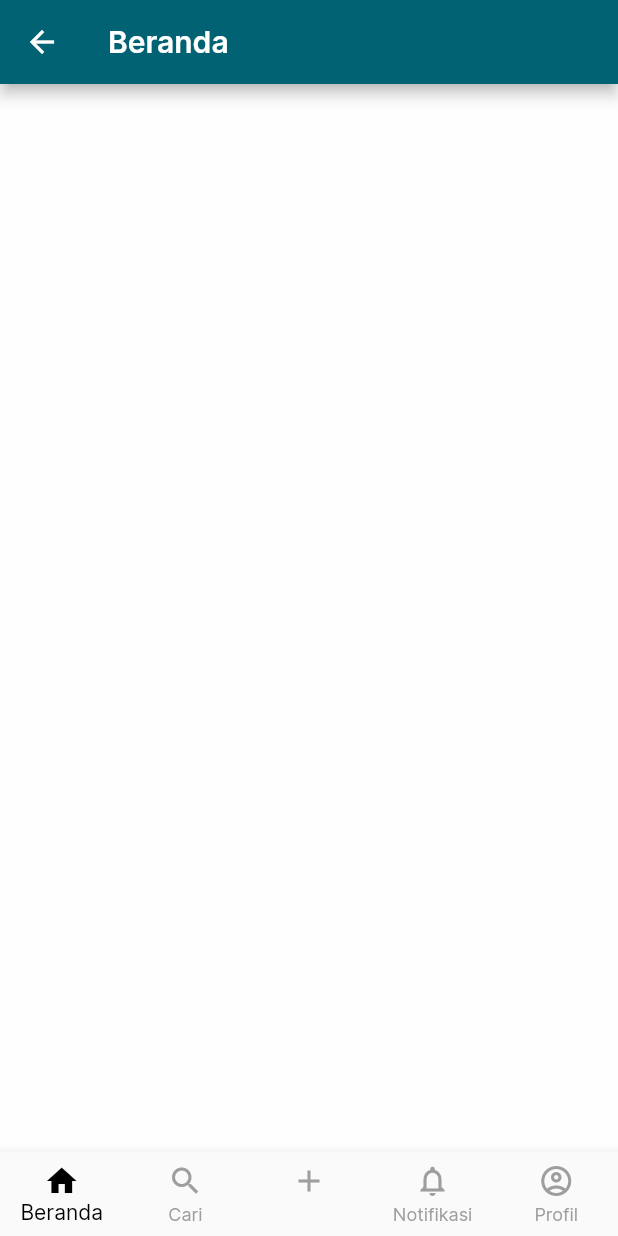
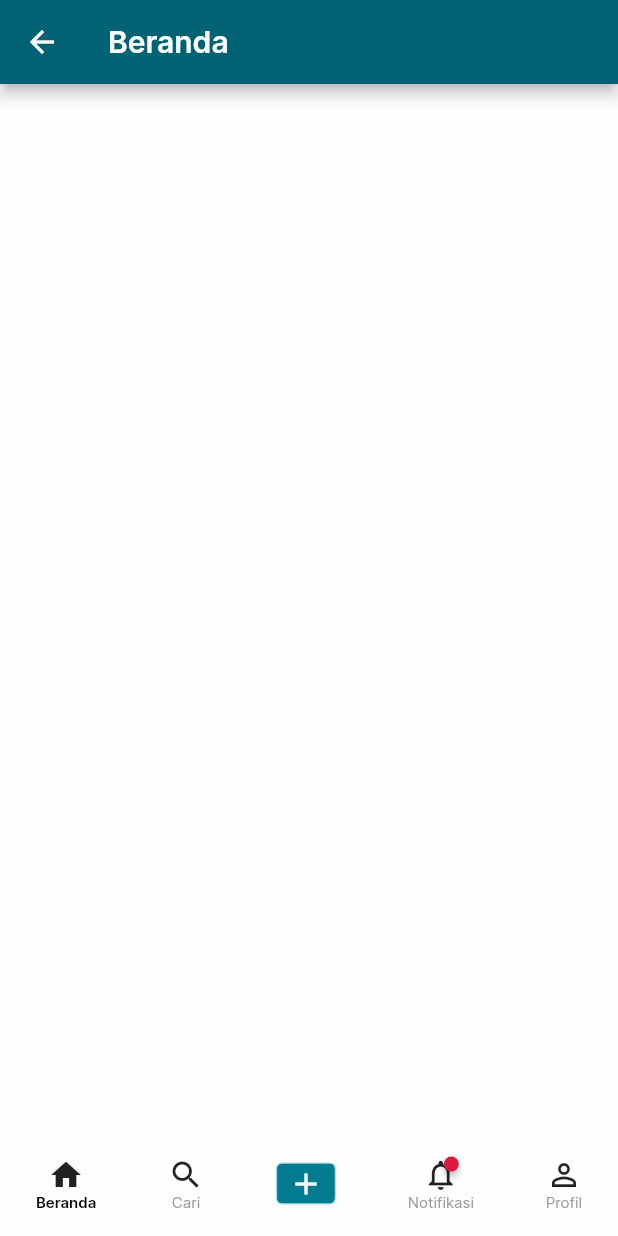
Before and after one commit to 29-Capstone-Alterra-Academy/mobile, a Flutter app: the BottomNavbar screen opened directly, on a phone screen of 412 x 824 dp. Run offline on Flutter 3.47's test engine with Material 2 defaults, Android fonts, the phone set to English and light mode, and no system bars; drawn by our look-alikes of badges; our stand-ins replace smooth_page_indicator.

Commit message:
fix navbar & routes

```diff
--- a/capstone_project/lib/main.dart
+++ b/capstone_project/lib/main.dart
@@ -1,16 +1,15 @@
 // import package
 import 'package:flutter/material.dart';
 import 'package:flutter/services.dart';
-import 'package:flutter/cupertino.dart';
 import 'package:provider/provider.dart';
-import 'package:capstone_project/themes/nomizo_theme.dart';
+
+// import provider file
 import 'package:capstone_project/modelview/onboarding_provider.dart';
 import 'package:capstone_project/modelview/bottom_navbar_provider.dart';
 
-// import screen file
-import 'package:capstone_project/screens/auth_screen/login_screen.dart';
-import 'package:capstone_project/screens/home_screen/home_screen.dart';
-import 'package:capstone_project/screens/onboarding/onboarding_screen.dart';
+// import
+import 'package:capstone_project/utils/routes.dart';
+import 'package:capstone_project/themes/nomizo_theme.dart';
 
 void main() {
   runApp(
@@ -39,20 +38,7 @@ class MyApp extends StatelessWidget {
       title: 'Flutter Nomizo',
       theme: NomizoTheme.nomizoTheme,
       initialRoute: '/onboard',
-      onGenerateRoute: (RouteSettings settings) {
-        switch (settings.name) {
-          case '/':
-            return CupertinoPageRoute(
-                builder: (_) => const HomeScreen(), settings: settings);
-          case '/onboard':
-            return CupertinoPageRoute(
-                builder: (_) => const OnboardingScreen(), settings: settings);
-          case '/login':
-            return CupertinoPageRoute(
-                builder: (_) => const LoginScreen(), settings: settings);
-        }
-        return null;
-      },
+      onGenerateRoute: nomizoRoutes,
     );
   }
 }
--- a/capstone_project/lib/modelview/bottom_navbar_provider.dart
+++ b/capstone_project/lib/modelview/bottom_navbar_provider.dart
@@ -1,46 +1,19 @@
-import 'package:capstone_project/screens/beranda/beranda_screen.dart';
-import 'package:capstone_project/screens/cari/cari_screen.dart';
-import 'package:capstone_project/screens/notifikasi/notifikasi_screen.dart';
-import 'package:capstone_project/screens/profil/profil_screen.dart';
-import 'package:capstone_project/screens/tambah/tambah_screen.dart';
 import 'package:flutter/material.dart';
+import 'package:capstone_project/screens/home_screen/home_screen.dart';
+import 'package:capstone_project/screens/search_screen/search_screen.dart';
+import 'package:capstone_project/screens/upload_screen/upload_screen.dart';
+import 'package:capstone_project/screens/notification_screen/notification_screen.dart';
+import 'package:capstone_project/screens/profile_screen/profile_screen.dart';
 
 class BottomNavbarProvider extends ChangeNotifier {
   int currentIndex = 0;
 
   final List<Widget> itemScreen = [
-    const BerandaScreen(),
-    const CariScreen(),
-    const TambahScreen(),
-    const NotifikasiScreen(),
-    const ProfilScreen(),
-  ];
-
-  final List<BottomNavigationBarItem> navbarItems = const [
-    BottomNavigationBarItem(
-      icon: Icon(Icons.home_outlined),
-      activeIcon: Icon(Icons.home),
-      label: 'Beranda',
-    ),
-    BottomNavigationBarItem(
-      icon: Icon(Icons.search_outlined),
-      activeIcon: Icon(Icons.search),
-      label: 'Cari',
-    ),
-    BottomNavigationBarItem(
-      icon: Icon(Icons.add),
-      label: '',
-    ),
-    BottomNavigationBarItem(
-      icon: Icon(Icons.notifications_outlined),
-      activeIcon: Icon(Icons.notifications),
-      label: 'Notifikasi',
-    ),
-    BottomNavigationBarItem(
-      icon: Icon(Icons.account_circle_outlined),
-      activeIcon: Icon(Icons.account_circle),
-      label: 'Profil',
-    ),
+    const HomeScreen(),
+    const SearchScreen(),
+    const UploadScreen(),
+    const NotificationScreen(),
+    const ProfileScreen(),
   ];
 
   void changeIndex(int index) {
--- a/capstone_project/lib/screens/bottom_navbar.dart
+++ b/capstone_project/lib/screens/bottom_navbar.dart
@@ -1,5 +1,7 @@
+import 'package:badges/badges.dart';
 import 'package:flutter/material.dart';
 import 'package:provider/provider.dart';
+import 'package:capstone_project/themes/nomizo_theme.dart';
 import 'package:capstone_project/modelview/bottom_navbar_provider.dart';
 
 class BottomNavbar extends StatefulWidget {
@@ -17,19 +19,132 @@ class _BottomNavbarState extends State<BottomNavbar> {
       builder: (context, value, child) {
         return Scaffold(
           body: value.itemScreen[value.currentIndex],
-          bottomNavigationBar: BottomNavigationBar(
-            items: value.navbarItems,
-            currentIndex: value.currentIndex,
-            selectedItemColor: Colors.black,
-            unselectedItemColor: Colors.grey,
-            showUnselectedLabels: true,
-            type: BottomNavigationBarType.fixed,
-            onTap: (index) {
-              provider.changeIndex(index);
-            },
+          bottomNavigationBar: Container(
+            width: MediaQuery.of(context).size.width,
+            height: 70,
+            color: NomizoTheme.nomizoDark.shade50,
+            child: Row(
+              mainAxisAlignment: MainAxisAlignment.spaceAround,
+              mainAxisSize: MainAxisSize.max,
+              children: [
+                // beranda
+                navbarItem(
+                  Icons.home,
+                  Icons.home_outlined,
+                  'Beranda',
+                  0,
+                  value.currentIndex,
+                  () {
+                    provider.changeIndex(0);
+                  },
+                ),
+                // cari
+                navbarItem(
+                  Icons.search,
+                  Icons.search_outlined,
+                  'Cari',
+                  1,
+                  value.currentIndex,
+                  () {
+                    provider.changeIndex(1);
+                  },
+                ),
+                // upload
+                InkWell(
+                  onTap: () {
+                    Navigator.pushNamed(context, '/upload');
+                  },
+                  child: Container(
+                    width: 40,
+                    height: 28,
+                    decoration: BoxDecoration(
+                      color: NomizoTheme.nomizoTosca.shade500,
+                      border: Border.all(
+                        color: NomizoTheme.nomizoTosca.shade50,
+                        width: 0.8,
+                      ),
+                      borderRadius: BorderRadius.circular(4),
+                    ),
+                    child: Icon(
+                      Icons.add,
+                      color: NomizoTheme.nomizoDark.shade50,
+                    ),
+                  ),
+                ),
+                // notifikasi
+                InkWell(
+                  onTap: () {
+                    provider.changeIndex(3);
+                  },
+                  child: Column(
+                    mainAxisAlignment: MainAxisAlignment.center,
+                    children: [
+                      Badge(
+                        badgeColor: NomizoTheme.nomizoRed.shade600,
+                        position: BadgePosition.topEnd(top: 0, end: 0),
+                        child: value.currentIndex == 3
+                            ? const Icon(Icons.notifications)
+                            : const Icon(Icons.notifications_outlined),
+                      ),
+                      Text(
+                        'Notifikasi',
+                        style: Theme.of(context).textTheme.bodySmall?.copyWith(
+                              fontWeight: value.currentIndex == 3
+                                  ? FontWeight.w600
+                                  : FontWeight.w400,
+                              color: value.currentIndex == 3
+                                  ? NomizoTheme.nomizoDark.shade900
+                                  : NomizoTheme.nomizoDark.shade500,
+                            ),
+                      ),
+                    ],
+                  ),
+                ),
+                // profil
+                navbarItem(
+                  Icons.person,
+                  Icons.person_outline,
+                  'Profil',
+                  4,
+                  value.currentIndex,
+                  () {
+                    provider.changeIndex(4);
+                  },
+                ),
+              ],
+            ),
           ),
         );
       },
     );
   }
+
+  Widget navbarItem(
+    IconData selectedIcon,
+    IconData unSelectedIcon,
+    String label,
+    int index,
+    int currentIndex,
+    void Function()? ontap,
+  ) {
+    return InkWell(
+      onTap: ontap,
+      child: Column(
+        mainAxisAlignment: MainAxisAlignment.center,
+        children: [
+          currentIndex == index ? Icon(selectedIcon) : Icon(unSelectedIcon),
+          Text(
+            label,
+            style: Theme.of(context).textTheme.bodySmall?.copyWith(
+                  fontWeight:
+                      currentIndex == index ? FontWeight.w600 : FontWeight.w400,
+                  color: currentIndex == index
+                      ? NomizoTheme.nomizoDark.shade900
+                      : NomizoTheme.nomizoDark.shade500,
+                ),
+          ),
+        ],
+      ),
+    );
+  }
 }
--- a/capstone_project/lib/screens/home_screen/home_screen.dart
+++ b/capstone_project/lib/screens/home_screen/home_screen.dart
@@ -5,6 +5,10 @@ class HomeScreen extends StatelessWidget {
 
   @override
   Widget build(BuildContext context) {
-    return const Scaffold();
+    return Scaffold(
+      appBar: AppBar(
+        title: const Text('Beranda'),
+      ),
+    );
   }
 }
--- a/capstone_project/lib/screens/notifikasi/notifikasi_screen.dart
+++ b/capstone_project/lib/screens/notification_screen/notification_screen.dart
@@ -1,7 +1,7 @@
 import 'package:flutter/material.dart';
 
-class NotifikasiScreen extends StatelessWidget {
-  const NotifikasiScreen({ Key? key }) : super(key: key);
+class NotificationScreen extends StatelessWidget {
+  const NotificationScreen({ Key? key }) : super(key: key);
 
   @override
   Widget build(BuildContext context) {
--- a/capstone_project/lib/screens/onboarding/onboarding_screen.dart
+++ b/capstone_project/lib/screens/onboarding/onboarding_screen.dart
@@ -45,8 +45,8 @@ class OnboardingScreen extends StatelessWidget {
                               ),
                             ),
                         onPressed: () {
-                          // Navigator.pushNamedAndRemoveUntil(
-                          //     context, '/login', (route) => false);
+                          Navigator.pushNamedAndRemoveUntil(
+                              context, '/', (route) => false);
                         },
                         child: const Text('Skip'),
                       ),
@@ -129,8 +129,8 @@ class OnboardingScreen extends StatelessWidget {
                         ),
                     onPressed: () {
                       if (value.currentPage == value.items.length - 1) {
-                        // Navigator.pushNamedAndRemoveUntil(
-                        //     context, '/login', (route) => false);
+                        Navigator.pushNamedAndRemoveUntil(
+                            context, '/', (route) => false);
                       } else {
                         controller.nextPage(
                           duration: const Duration(milliseconds: 300),
--- a/capstone_project/lib/screens/profil/profil_screen.dart
+++ /dev/null
@@ -1,14 +0,0 @@
-import 'package:flutter/material.dart';
-
-class ProfilScreen extends StatelessWidget {
-  const ProfilScreen({ Key? key }) : super(key: key);
-
-  @override
-  Widget build(BuildContext context) {
-    return Scaffold(
-      appBar: AppBar(
-        title: const Text('Profil'),
-      ),
-    );
-  }
-}
--- a/capstone_project/lib/screens/cari/cari_screen.dart
+++ b/capstone_project/lib/screens/profile_screen/profile_screen.dart
@@ -1,13 +1,13 @@
 import 'package:flutter/material.dart';
 
-class CariScreen extends StatelessWidget {
-  const CariScreen({ Key? key }) : super(key: key);
+class ProfileScreen extends StatelessWidget {
+  const ProfileScreen({ Key? key }) : super(key: key);
 
   @override
   Widget build(BuildContext context) {
     return Scaffold(
       appBar: AppBar(
-        title: const Text('Cari'),
+        title: const Text('Profil'),
       ),
     );
   }
--- a/capstone_project/lib/screens/beranda/beranda_screen.dart
+++ b/capstone_project/lib/screens/search_screen/search_screen.dart
@@ -1,13 +1,13 @@
 import 'package:flutter/material.dart';
 
-class BerandaScreen extends StatelessWidget {
-  const BerandaScreen({Key? key}) : super(key: key);
+class SearchScreen extends StatelessWidget {
+  const SearchScreen({ Key? key }) : super(key: key);
 
   @override
   Widget build(BuildContext context) {
     return Scaffold(
       appBar: AppBar(
-        title: const Text('Beranda'),
+        title: const Text('Cari'),
       ),
     );
   }
--- a/capstone_project/lib/screens/tambah/tambah_screen.dart
+++ b/capstone_project/lib/screens/upload_screen/upload_screen.dart
@@ -1,7 +1,7 @@
 import 'package:flutter/material.dart';
 
-class TambahScreen extends StatelessWidget {
-  const TambahScreen({Key? key}) : super(key: key);
+class UploadScreen extends StatelessWidget {
+  const UploadScreen({Key? key}) : super(key: key);
 
   @override
   Widget build(BuildContext context) {
--- /dev/null
+++ b/capstone_project/lib/utils/routes.dart
@@ -0,0 +1,26 @@
+// import package
+import 'package:flutter/cupertino.dart';
+
+// import screen
+import 'package:capstone_project/screens/bottom_navbar.dart';
+import 'package:capstone_project/screens/auth_screen/login_screen.dart';
+import 'package:capstone_project/screens/upload_screen/upload_screen.dart';
+import 'package:capstone_project/screens/onboarding/onboarding_screen.dart';
+
+Route<dynamic>? nomizoRoutes(RouteSettings settings) {
+  switch (settings.name) {
+    case '/':
+      return CupertinoPageRoute(
+          builder: (_) => const BottomNavbar(), settings: settings);
+    case '/onboard':
+      return CupertinoPageRoute(
+          builder: (_) => const OnboardingScreen(), settings: settings);
+    case '/login':
+      return CupertinoPageRoute(
+          builder: (_) => const LoginScreen(), settings: settings);
+    case '/upload':
+      return CupertinoPageRoute(
+          builder: (_) => const UploadScreen(), settings: settings);
+  }
+  return null;
+}
--- a/capstone_project/pubspec.yaml
+++ b/capstone_project/pubspec.yaml
@@ -36,6 +36,7 @@ dependencies:
   cupertino_icons: ^1.0.2
   smooth_page_indicator: ^1.0.0+2
   provider: ^6.0.3
+  badges: ^2.0.3
 
 dev_dependencies:
   flutter_test:
```
Also changed, not shown: capstone_project/pubspec.lock.
